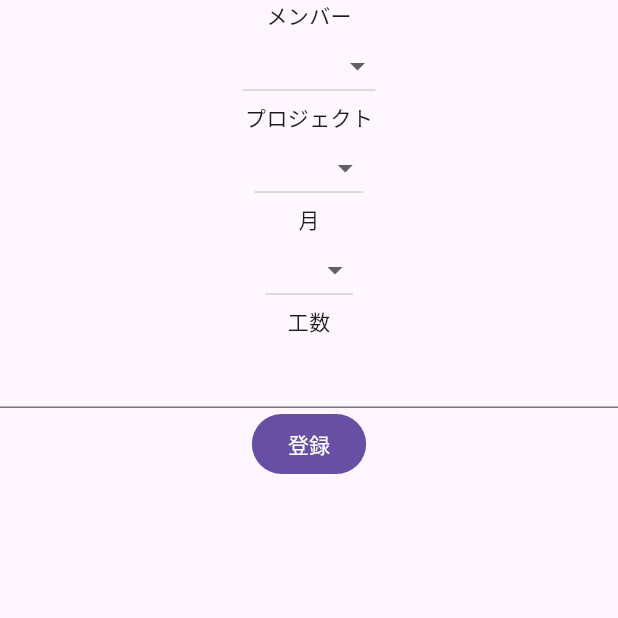
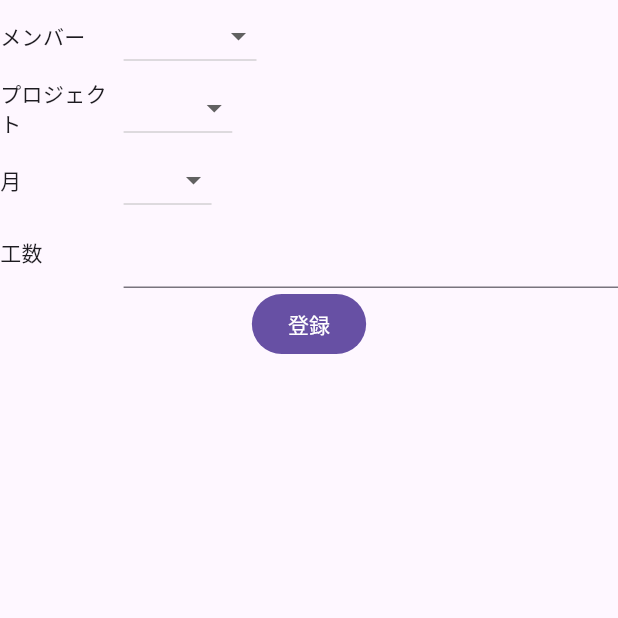
Before and after one commit to ryomar-kappa/adit, a Flutter app: the RegisterChargeView screen opened by its route, on a phone screen of 412 x 824 dp, the top half of it. Run offline on Flutter 3.47's test engine with Material 3 defaults, Android fonts, the phone set to English and light mode, and no system bars; our stand-ins replace auto_route, flutter_hooks, freezed_annotation, hooks_riverpod.

Commit message:
人ごとのチャージ入力情報が正しく反映されるよう修正

```diff
--- a/lib/model/member/hrid.dart
+++ b/lib/model/member/hrid.dart
@@ -2,4 +2,14 @@ class HRID {
   final String hrid;
 
   HRID({required this.hrid});
+
+  @override
+  bool operator ==(Object other) {
+    if (identical(this, other)) return true;
+
+    return other is HRID && other.hrid == hrid;
+  }
+
+  @override
+  int get hashCode => hrid.hashCode;
 }
--- a/lib/repository/charge_repository.dart
+++ b/lib/repository/charge_repository.dart
@@ -21,7 +21,7 @@ final chargeRepository =
 
 class ChargeRepository {
   Future<List<MembersChargeByMonth>> fetchChargeByHrid(HRID hrid) async {
-    return serverChargeList;
+    return serverChargeList.where((charge) => charge.hrid == hrid).toList();
   }
 
   Future<void> registerCharge(MembersChargeByMonth memberChargeByMonth) async {
--- a/lib/screen/register_charge/register_charge_presenter.dart
+++ b/lib/screen/register_charge/register_charge_presenter.dart
@@ -1,6 +1,5 @@
 import 'package:adit/model/charge/members_charge.dart';
 import 'package:adit/model/charge/year_month.dart';
-import 'package:adit/model/member/hrid.dart';
 import 'package:adit/model/member/member.dart';
 import 'package:adit/model/project/project_name.dart';
 import 'package:adit/repository/charge_repository.dart';
@@ -37,7 +36,7 @@ class RegisterChargePresenter
 
   void onRegister() {
     final charge = MembersChargeByMonth.from(
-        HRID(hrid: '101284'), YearMonth(year: 2024, month: state.month!), [
+        state.member!.id, YearMonth(year: 2024, month: state.month!), [
       CreateChargeCommand(
           projectName: state.projectName!.value,
           amount: int.parse(state.amount!))
--- a/lib/screen/register_charge/view/input_view.dart
+++ b/lib/screen/register_charge/view/input_view.dart
@@ -16,24 +16,71 @@ class InputView extends ConsumerWidget {
     final viewModel = ref.watch(registerChargePresenter);
     return Column(
       children: [
-        Text('メンバー'),
         _inputMember(viewModel, presenter,
             memberMaster: ref.watch(memberMasterProvider)),
-        Text('プロジェクト'),
         _inputProjectForm(viewModel, presenter,
             projectNameMaster:
                 ref.watch(projectMasterProvider).map((e) => e.name).toList()),
-        Text('月'),
         _inputMonthForm(viewModel, presenter),
-        Text('工数'),
-        _inputAmount(viewModel, presenter)
+        _inputAmount(viewModel, presenter),
+      ],
+    );
+  }
+
+  Widget _inputMember(
+      RegisterChargeViewModel viewModel, RegisterChargePresenter presenter,
+      {required List<Member> memberMaster}) {
+    return Row(
+      children: [
+        const Expanded(flex: 1, child: Text('メンバー')),
+        Flexible(
+          flex: 4,
+          child: DropdownButton<Member>(
+            value: viewModel.member,
+            items: memberMaster
+                .map((member) => DropdownMenuItem(
+                    value: member, child: Text(member.name.fullName)))
+                .toList(),
+            onChanged: (member) {
+              presenter.onChangeMember(member);
+            },
+          ),
+        ),
+      ],
+    );
+  }
+
+  Widget _inputProjectForm(
+      RegisterChargeViewModel viewModel, RegisterChargePresenter presenter,
+      {required List<ProjectName> projectNameMaster}) {
+    return Row(
+      children: [
+        const Expanded(flex: 1, child: Text('プロジェクト')),
+        Flexible(
+          flex: 4,
+          child: DropdownButton<ProjectName>(
+            value: viewModel.projectName,
+            items: projectNameMaster
+                .map((projectName) => DropdownMenuItem(
+                    value: projectName, child: Text(projectName.value)))
+                .toList(),
+            onChanged: (projectName) {
+              presenter.onChangeProjectname(projectName);
+            },
+          ),
+        ),
       ],
     );
   }
 
   Widget _inputMonthForm(
       RegisterChargeViewModel viewModel, RegisterChargePresenter presenter) {
-    return DropdownButton(
+    return Row(
+      children: [
+        const Expanded(flex: 1, child: Text('月')),
+        Flexible(
+          flex: 4,
+          child: DropdownButton<int>(
             value: viewModel.month,
             items: const [
               DropdownMenuItem<int>(value: 1, child: Text('1月')),
@@ -51,42 +98,26 @@ class InputView extends ConsumerWidget {
             ],
             onChanged: (month) {
               presenter.onChangeMonth(month);
-        });
-  }
-
-  Widget _inputProjectForm(
-      RegisterChargeViewModel viewModel, RegisterChargePresenter presenter,
-      {required List<ProjectName> projectNameMaster}) {
-    return DropdownButton(
-        value: viewModel.projectName,
-        items: projectNameMaster
-            .map((projectName) => DropdownMenuItem(
-                value: projectName, child: Text(projectName.value)))
-            .toList(),
-        onChanged: (projectName) {
-          presenter.onChangeProjectname(projectName);
-        });
+            },
+          ),
+        ),
+      ],
+    );
   }
 
   Widget _inputAmount(
       RegisterChargeViewModel viewModel, RegisterChargePresenter presenter) {
-    return TextFormField(
+    return Row(
+      children: [
+        const Expanded(flex: 1, child: Text('工数')),
+        Expanded(
+          flex: 4,
+          child: TextFormField(
             initialValue: viewModel.amount,
             onChanged: presenter.onChangeAmount,
+          ),
+        ),
+      ],
     );
   }
-
-  Widget _inputMember(
-      RegisterChargeViewModel viewModel, RegisterChargePresenter presenter,
-      {required List<Member> memberMaster}) {
-    return DropdownButton(
-        value: viewModel.member,
-        items: memberMaster
-            .map((member) => DropdownMenuItem(
-                value: member, child: Text(member.name.fullName)))
-            .toList(),
-        onChanged: (member) {
-          presenter.onChangeMember(member);
-        });
 }
-}
```
Also changed, not shown: lib/screen/home/home_view.dart (+10 -2 lines), lib/screen/register_charge/view/register_charge_view.dart (+10 -1 lines). Lines whose indentation alone changed are shown as unchanged.
